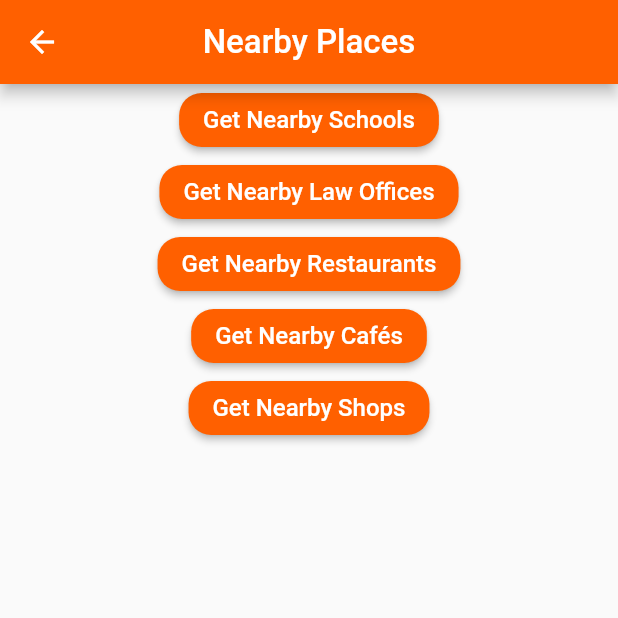
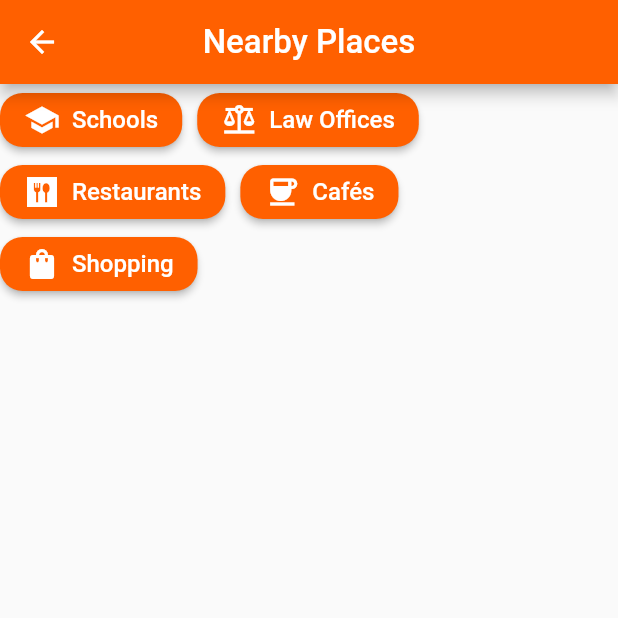
Before and after one commit to m-ert/voyager, a Flutter app: the NearByPlacesScreen screen opened directly, on a phone screen of 412 x 824 dp, the top half of it. Run offline on Flutter 3.47's test engine with Material 2 defaults, Android fonts, the phone set to English and light mode, and no system bars; our stand-ins replace firebase_auth, firebase_core, google_maps_flutter; accounts and stored records are empty; network calls fail.

Commit message:
nearby places page made presentable

```diff
--- a/lib/pages/map_page.dart
+++ b/lib/pages/map_page.dart
@@ -27,6 +27,7 @@ class MapSampleState extends State<MapSample> {
     return Scaffold(
       appBar: AppBar(
         title: const Text('Browse'),
+        backgroundColor: const Color(0xffFF6000),
       ),
       body: Column(
         children: [
@@ -80,11 +81,4 @@ class MapSampleState extends State<MapSample> {
     controller.animateCamera(CameraUpdate.newCameraPosition(
         CameraPosition(target: LatLng(lat, lng), zoom: 15)));
   }
-
-  /*
-  Future<void> _goToTheLake() async {
-    final GoogleMapController controller = await _controller.future;
-    controller.animateCamera(CameraUpdate.newCameraPosition(_kLake));
-  }
-  */
 }
--- a/lib/pages/nearby_places.dart
+++ b/lib/pages/nearby_places.dart
@@ -33,21 +33,29 @@ class _NearByPlacesScreenState extends State<NearByPlacesScreen> {
         backgroundColor: Color(0xffFF6000),
       ),
       body: SingleChildScrollView(
-        child: Center(
           child: Column(
+        children: [
+          Row(
             children: [
               ElevatedButton(
                   onPressed: () {
                     getNearbyPlacesByType('school');
                   },
                   style: ElevatedButton.styleFrom(
-                      backgroundColor: Color(0xffFF6000),
+                      backgroundColor: const Color(0xffFF6000),
                       shape: RoundedRectangleBorder(
                           borderRadius: BorderRadius.circular(15))),
-                  child: const Text(
-                    "Get Nearby Schools",
+                  child: Row(
+                    children: const <Widget>[
+                      Icon(Icons.school),
+                      SizedBox(width: 8),
+                      Text(
+                        "Schools",
                         style: TextStyle(fontSize: 16),
+                      ),
+                    ],
                   )),
+              const SizedBox(width: 10),
               ElevatedButton(
                   onPressed: () {
                     getNearbyPlacesByKeyword('hukuk');
@@ -56,22 +64,39 @@ class _NearByPlacesScreenState extends State<NearByPlacesScreen> {
                       backgroundColor: Color(0xffFF6000),
                       shape: RoundedRectangleBorder(
                           borderRadius: BorderRadius.circular(15))),
-                  child: const Text(
-                    "Get Nearby Law Offices",
+                  child: Row(
+                    children: const [
+                      Icon(Icons.balance),
+                      SizedBox(width: 8),
+                      Text(
+                        "Law Offices",
                         style: TextStyle(fontSize: 16),
+                      ),
+                    ],
                   )),
+            ],
+          ),
+          Row(
+            children: [
               ElevatedButton(
                   onPressed: () {
                     getNearbyPlacesByKeyword('restaurant');
                   },
                   style: ElevatedButton.styleFrom(
-                      backgroundColor: Color(0xffFF6000),
+                      backgroundColor: const Color(0xffFF6000),
                       shape: RoundedRectangleBorder(
                           borderRadius: BorderRadius.circular(15))),
-                  child: const Text(
-                    "Get Nearby Restaurants",
+                  child: Row(
+                    children: const [
+                      Icon(Icons.dining_sharp),
+                      SizedBox(width: 8),
+                      Text(
+                        "Restaurants",
                         style: TextStyle(fontSize: 16),
+                      ),
+                    ],
                   )),
+              const SizedBox(width: 10),
               ElevatedButton(
                   onPressed: () {
                     getNearbyPlacesByKeyword('coffee');
@@ -80,10 +105,20 @@ class _NearByPlacesScreenState extends State<NearByPlacesScreen> {
                       backgroundColor: Color(0xffFF6000),
                       shape: RoundedRectangleBorder(
                           borderRadius: BorderRadius.circular(15))),
-                  child: const Text(
-                    "Get Nearby Cafés",
+                  child: Row(
+                    children: const [
+                      Icon(Icons.coffee),
+                      SizedBox(width: 8),
+                      Text(
+                        "Cafés",
                         style: TextStyle(fontSize: 16),
+                      ),
+                    ],
                   )),
+            ],
+          ),
+          Row(
+            children: [
               ElevatedButton(
                   onPressed: () {
                     getNearbyPlacesByKeyword('shopping');
@@ -92,17 +127,23 @@ class _NearByPlacesScreenState extends State<NearByPlacesScreen> {
                       backgroundColor: Color(0xffFF6000),
                       shape: RoundedRectangleBorder(
                           borderRadius: BorderRadius.circular(15))),
-                  child: const Text(
-                    "Get Nearby Shops",
+                  child: Row(
+                    children: const [
+                      Icon(Icons.shopping_bag),
+                      SizedBox(width: 8),
+                      Text(
+                        "Shopping",
                         style: TextStyle(fontSize: 16),
+                      ),
+                    ],
                   )),
+            ],
+          ),
           if (nearbyPlacesResponse.results != null)
             for (int i = 0; i < nearbyPlacesResponse.results!.length; i++)
               nearbyPlacesWidget(nearbyPlacesResponse.results![i])
         ],
-          ),
-        ),
-      ),
+      )),
     );
   }
 
```
Lines whose indentation alone changed are shown as unchanged.
